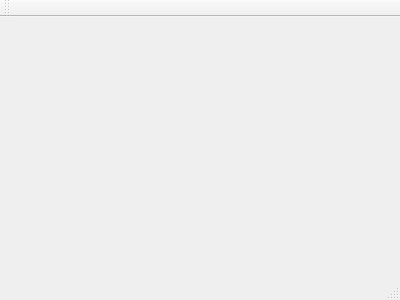
Before: the Qt Designer form mainwindow.ui in LuisParraAvalos/Tron, drawn with Qt 5.
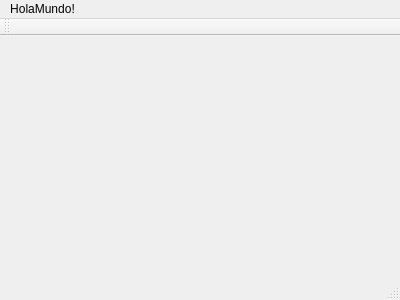
After: the same form once the commit is applied.

Commit message: HolaMundo Qt!

Patch:
```diff
--- a/mainwindow.ui
+++ b/mainwindow.ui
@@ -12,13 +12,34 @@
   <property name="windowTitle" >
    <string>MainWindow</string>
   </property>
-  <widget class="QMenuBar" name="menuBar" />
-  <widget class="QToolBar" name="mainToolBar" />
-  <widget class="QWidget" name="centralWidget" />
-  <widget class="QStatusBar" name="statusBar" />
+  <widget class="QWidget" name="centralWidget"/>
+  <widget class="QMenuBar" name="menuBar">
+   <property name="geometry">
+    <rect>
+     <x>0</x>
+     <y>0</y>
+     <width>400</width>
+     <height>24</height>
+    </rect>
+   </property>
+   <widget class="QMenu" name="menuHolaMundo">
+    <property name="title">
+     <string>HolaMundo!</string>
+    </property>
+   </widget>
+   <addaction name="menuHolaMundo"/>
+  </widget>
+  <widget class="QToolBar" name="mainToolBar">
+   <attribute name="toolBarArea">
+    <enum>TopToolBarArea</enum>
+   </attribute>
+   <attribute name="toolBarBreak">
+    <bool>false</bool>
+   </attribute>
+  </widget>
+  <widget class="QStatusBar" name="statusBar"/>
  </widget>
- <layoutDefault spacing="6" margin="11" />
- <pixmapfunction></pixmapfunction>
+ <layoutdefault spacing="6" margin="11"/>
  <resources/>
  <connections/>
 </ui>
```
Left out of the diff: 7 changed lines with no effect on the pictures.
